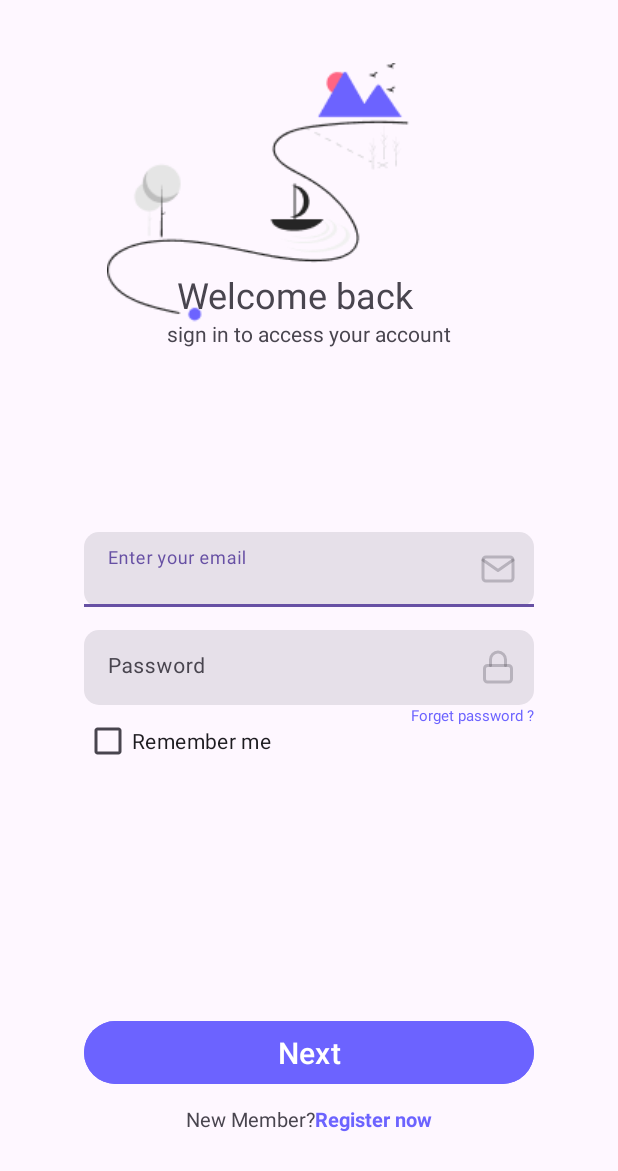
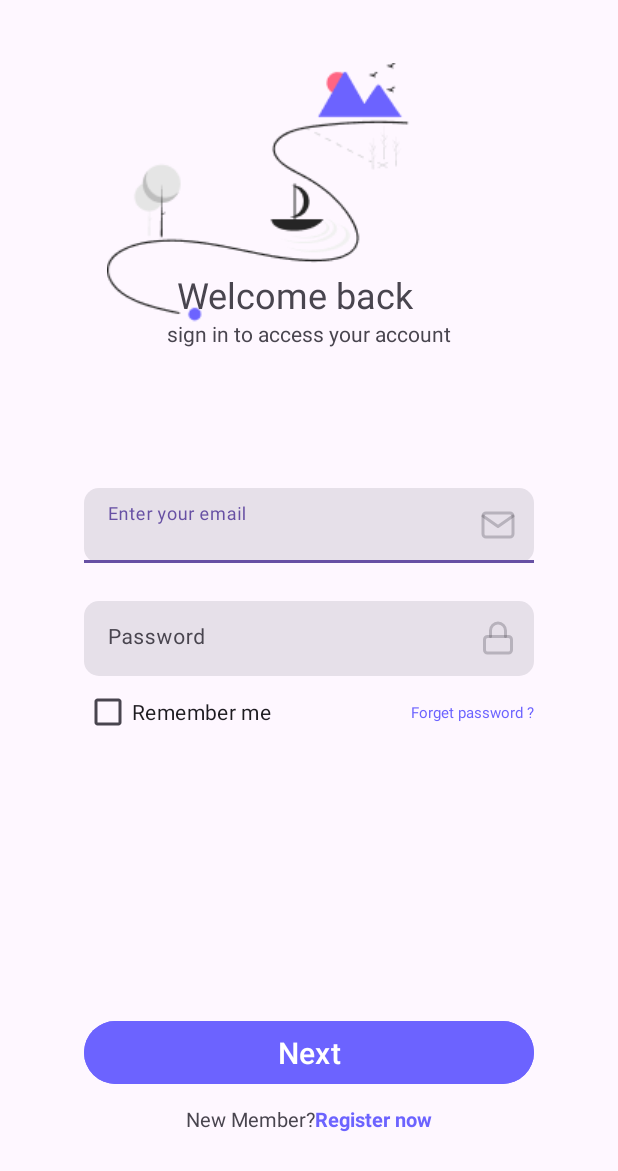
Before and after one commit to Anastasiia1015/MobileAppAssignment1, an Android app: the screen it shows after launch (SignInActivity), on a phone screen of 412 x 824 dp. Shown: the top 1171 px of the screen. Run offline under Robolectric (Android 15) with nearby library versions, the phone set to English and light mode, and no system bars.

Commit message:
fixed layout to avoid using linearLayout

```diff
--- a/app/src/main/res/layout/activity_sign_in.xml
+++ b/app/src/main/res/layout/activity_sign_in.xml
@@ -8,6 +8,7 @@
     tools:context=".SignInActivity">
 
     <ImageView
+        android:id="@+id/onboardImage"
         android:layout_width="wrap_content"
         android:layout_height="wrap_content"
         android:layout_marginStart="52dp"
@@ -39,15 +40,7 @@
         app:layout_constraintStart_toStartOf="parent"
         app:layout_constraintTop_toBottomOf="@+id/welcomeLabel" />
 
-    <LinearLayout
-        android:id="@+id/login"
-        android:layout_width="wrap_content"
-        android:layout_height="wrap_content"
-        android:orientation="vertical"
-        app:layout_constraintBottom_toBottomOf="parent"
-        app:layout_constraintEnd_toEndOf="parent"
-        app:layout_constraintStart_toStartOf="parent"
-        app:layout_constraintTop_toTopOf="parent">
+
 
 
         <com.google.android.material.textfield.TextInputLayout
@@ -56,7 +49,13 @@
             android:layout_marginBottom="15dp"
             android:hint="@string/enter_email"
             app:endIconDrawable="@drawable/mail"
-            app:endIconMode="custom">
+            app:endIconMode="custom"
+            app:layout_constraintStart_toStartOf="parent"
+            app:layout_constraintEnd_toEndOf="parent"
+            app:layout_constraintTop_toBottomOf="@+id/onboardImage"
+            android:layout_marginTop="32dp"
+            >
+
 
             <com.google.android.material.textfield.TextInputEditText
                 android:layout_width="match_parent"
@@ -70,22 +69,27 @@
             style="@style/OnBoardingInput"
             android:hint="@string/password"
             app:endIconDrawable="@drawable/lock"
-            app:endIconMode="custom">
+            app:endIconMode="custom"
+            app:layout_constraintStart_toStartOf="parent"
+            app:layout_constraintEnd_toEndOf="parent"
+            app:layout_constraintTop_toBottomOf="@+id/emailInput"
+            android:layout_marginTop="25dp"
+            >
 
             <com.google.android.material.textfield.TextInputEditText
                 android:layout_width="match_parent"
                 android:layout_height="match_parent"
                 android:textSize="14sp" />
         </com.google.android.material.textfield.TextInputLayout>
-    </LinearLayout>
 
     <CheckBox
         android:id="@+id/rememberMe"
         android:layout_width="wrap_content"
         android:layout_height="wrap_content"
         android:text="@string/remember_me"
-        app:layout_constraintStart_toStartOf="@+id/login"
-        app:layout_constraintTop_toBottomOf="@id/login" />
+        app:layout_constraintStart_toStartOf="@+id/passwordInput"
+        app:layout_constraintTop_toBottomOf="@+id/passwordInput"
+    />
 
     <TextView
         android:id="@+id/forget_password"
@@ -94,8 +98,10 @@
         android:text="@string/forget_password"
         android:textColor="#6C63FF"
         android:textSize="10sp"
-        app:layout_constraintEnd_toEndOf="@id/login"
-        app:layout_constraintTop_toBottomOf="@id/login" />
+        app:layout_constraintTop_toTopOf="@+id/rememberMe"
+        app:layout_constraintEnd_toEndOf="@+id/passwordInput"
+        android:layout_marginTop="17dp"
+        />
 
     <Button
         android:id="@+id/nextButton"
```
